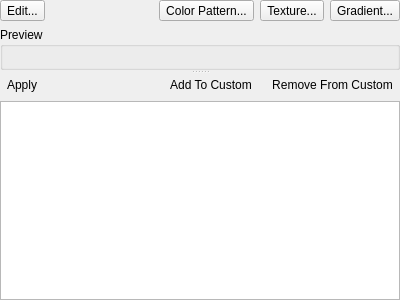
Before: the Qt Designer form tools/designer/src/components/propertyeditor/qtbrusheditor.ui in arnt/qt-history2, drawn with Qt 5.
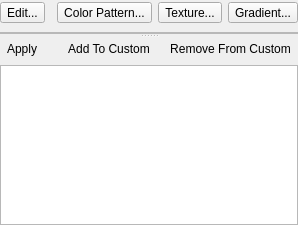
After: the same form once the commit is applied. Custom widgets are drawn as their Qt base class.

Commit message:
p4i integration Integrate 229039 from 4.2 to main: Fixes:    Gradient editor layout smaller now Task:     123243
[git-p4: depot-paths = "//depot/qt/main/": change = 229040]

```diff
--- a/tools/designer/src/components/propertyeditor/qtbrusheditor.ui
+++ b/tools/designer/src/components/propertyeditor/qtbrusheditor.ui
@@ -19,14 +19,14 @@
    <rect>
     <x>0</x>
     <y>0</y>
-    <width>400</width>
-    <height>300</height>
+    <width>172</width>
+    <height>177</height>
    </rect>
   </property>
   <property name="windowTitle" >
    <string>Form</string>
   </property>
-  <layout class="QHBoxLayout" >
+  <layout class="QVBoxLayout" >
    <property name="margin" >
     <number>0</number>
    </property>
@@ -34,7 +34,7 @@
     <number>6</number>
    </property>
    <item>
-    <widget class="QSplitter" name="" >
+    <widget class="QSplitter" name="splitter" >
      <property name="orientation" >
       <enum>Qt::Vertical</enum>
      </property>
@@ -46,18 +46,12 @@
        <property name="spacing" >
         <number>6</number>
        </property>
-       <item row="0" column="1" >
-        <spacer>
-         <property name="orientation" >
-          <enum>Qt::Horizontal</enum>
+       <item row="0" column="0" >
+        <widget class="QToolButton" name="editToolButton" >
+         <property name="text" >
+          <string>Edit...</string>
          </property>
-         <property name="sizeHint" >
-          <size>
-           <width>40</width>
-           <height>20</height>
-          </size>
-         </property>
-        </spacer>
+        </widget>
        </item>
        <item row="0" column="4" >
         <widget class="QToolButton" name="gradientToolButton" >
@@ -69,37 +63,36 @@
          </property>
         </widget>
        </item>
+       <item row="0" column="1" >
+        <spacer>
+         <property name="orientation" >
+          <enum>Qt::Horizontal</enum>
+         </property>
+         <property name="sizeHint" >
+          <size>
+           <width>40</width>
+           <height>26</height>
+          </size>
+         </property>
+        </spacer>
+       </item>
        <item row="1" column="0" colspan="5" >
-        <widget class="QGroupBox" name="previewBox" >
-         <property name="sizePolicy" >
-          <sizepolicy>
-           <hsizetype>5</hsizetype>
-           <vsizetype>3</vsizetype>
-           <horstretch>0</horstretch>
-           <verstretch>0</verstretch>
-          </sizepolicy>
+        <widget class="QFrame" name="frame" >
+         <property name="frameShape" >
+          <enum>QFrame::StyledPanel</enum>
          </property>
-         <property name="title" >
-          <string>Preview</string>
+         <property name="frameShadow" >
+          <enum>QFrame::Raised</enum>
          </property>
          <layout class="QVBoxLayout" >
           <property name="margin" >
-           <number>9</number>
+           <number>0</number>
           </property>
           <property name="spacing" >
            <number>6</number>
           </property>
           <item>
-           <widget class="QtBrushWidget" name="brushWidget" >
-            <property name="sizePolicy" >
-             <sizepolicy>
-              <hsizetype>3</hsizetype>
-              <vsizetype>3</vsizetype>
-              <horstretch>0</horstretch>
-              <verstretch>0</verstretch>
-             </sizepolicy>
-            </property>
-           </widget>
+           <widget class="QtBrushWidget" name="brushWidget" />
           </item>
          </layout>
         </widget>
@@ -124,13 +117,6 @@
          </property>
         </widget>
        </item>
-       <item row="0" column="0" >
-        <widget class="QToolButton" name="editToolButton" >
-         <property name="text" >
-          <string>Edit...</string>
-         </property>
-        </widget>
-       </item>
       </layout>
      </widget>
      <widget class="QWidget" name="layoutWidget" >
```
Left out of the diff: 5 changed lines with no effect on the pictures. The commit also changes 2 other files.
